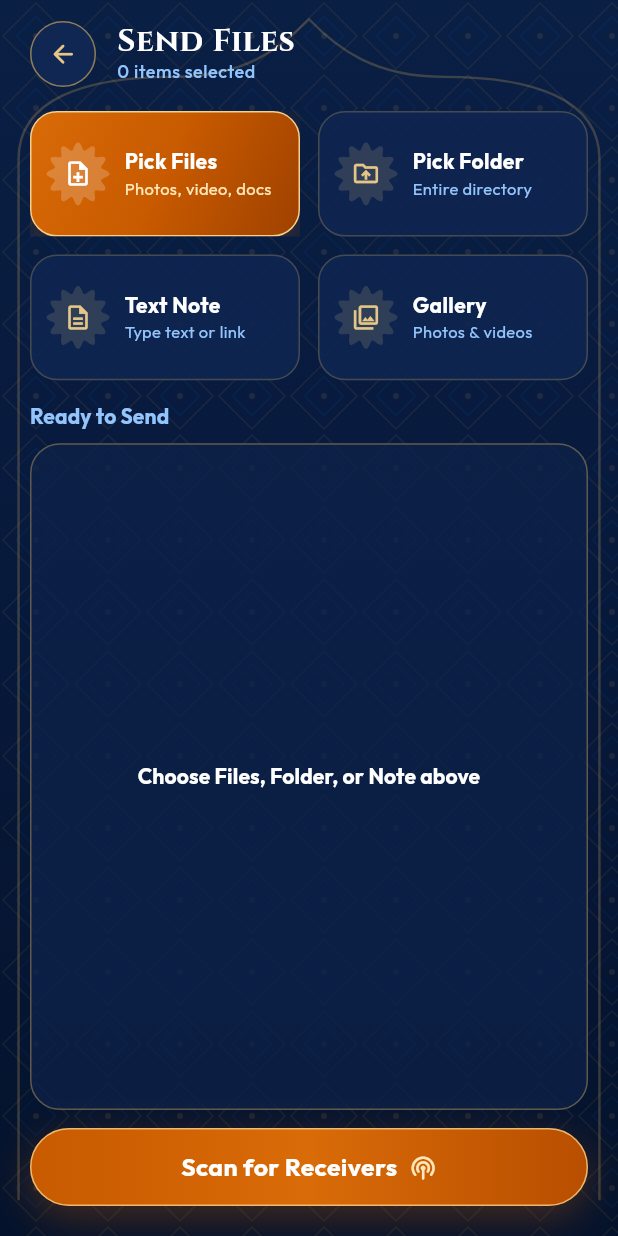
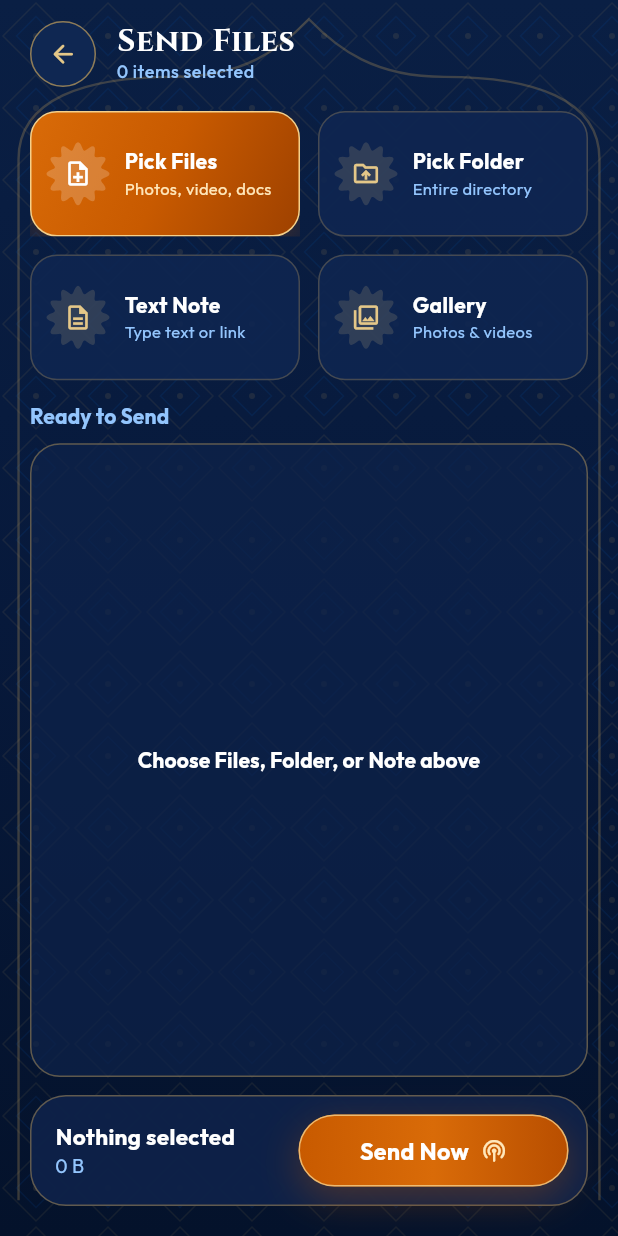
Before and after one commit to AaravManatwal/Vega, a Flutter app: the HomeScreen screen opened directly, after a tap on "Send", on a phone screen of 412 x 824 dp. Run offline on Flutter 3.47's test engine with Material 3 defaults, Android fonts, the phone set to English and light mode, and no system bars; our stand-ins replace convert, device_info_plus, file_picker, flutter_local_notifications, flutter_riverpod, permission_handler and 4 more; missing offline and left inert: bonsoir, cryptography, cryptography_flutter, flutter_foreground_task, mobile_scanner; accounts and stored records are empty.

Commit message:
UI: tabular numerals, completion celebration, staggered lists, selection dock, photo thumbnails
Co-Authored-By: Claude Sonnet 5.5 <noreply@anthropic.com>
Claude-Session: https://claude.ai/code/session_019UtEejS78rJ7NeDAo88zDp

```diff
--- a/flutter_app/lib/screens/history_settings_screens.dart
+++ b/flutter_app/lib/screens/history_settings_screens.dart
@@ -1,4 +1,5 @@
 import 'package:flutter/material.dart';
+import '../widgets/heritage/motion_widgets.dart';
 import 'package:flutter_riverpod/flutter_riverpod.dart';
 import '../l10n/vega_strings.dart';
 import '../models/transfer_models.dart';
@@ -191,7 +192,7 @@ class _HistoryScreenState extends ConsumerState<HistoryScreen> {
                       final tint = !ok
                           ? const Color(0xFFEF4444)
                           : (isSend ? VegaColors.saffron : VegaColors.success);
-                      return HeritagePanel(
+                      return StaggerIn(index: i, child: HeritagePanel(
                         tile: true,
                         radius: 18,
                         padding: const EdgeInsets.all(14),
@@ -254,7 +255,7 @@ class _HistoryScreenState extends ConsumerState<HistoryScreen> {
                             ),
                           ],
                         ),
-                      );
+                      ));
                     },
                   ),
           ),
--- a/flutter_app/lib/screens/send_screen.dart
+++ b/flutter_app/lib/screens/send_screen.dart
@@ -2,6 +2,7 @@ import 'dart:ui' show FontFeature;
 import 'dart:io';
 import 'package:file_picker/file_picker.dart';
 import 'package:flutter/material.dart';
+import '../widgets/heritage/motion_widgets.dart';
 import '../widgets/heritage/scallop_badge.dart';
 import 'package:flutter/services.dart';
 import 'package:flutter_riverpod/flutter_riverpod.dart';
@@ -321,6 +322,10 @@ class _SendScreenState extends ConsumerState<SendScreen> {
     final pal = HeritagePalette.of(context);
     final text = Theme.of(context).textTheme;
     final selectedCount = _selectedIndices.length;
+    var selectedBytes = 0;
+    for (final i in _selectedIndices) {
+      selectedBytes += _items[i].size;
+    }
 
     final visible = <int>[
       for (var i = 0; i < _items.length; i++)
@@ -521,7 +526,7 @@ class _SendScreenState extends ConsumerState<SendScreen> {
                                   final idx = visible[i];
                                   final item = _items[idx];
                                   final checked = _selectedIndices.contains(idx);
-                                  return HeritagePanel(
+                                  return StaggerIn(index: i, child: HeritagePanel(
                                     tile: true,
                                     highlight: checked,
                                     radius: 18,
@@ -551,7 +556,24 @@ class _SendScreenState extends ConsumerState<SendScreen> {
                                             color: checked ? null : pal.field,
                                             border: Border.all(color: pal.softBorder),
                                           ),
-                                          child: Icon(
+                                          child: item.kind == _CategoryKind.photos
+                                              ? ClipRRect(
+                                                  borderRadius: BorderRadius.circular(11),
+                                                  child: Image.file(
+                                                    File(item.path),
+                                                    fit: BoxFit.cover,
+                                                    // Small decode size keeps memory flat on big photo lists;
+                                                    // Flutter's image cache keeps recent ones.
+                                                    cacheWidth: 120,
+                                                    gaplessPlayback: true,
+                                                    errorBuilder: (_, __, ___) => Icon(
+                                                      _iconFor(item.kind),
+                                                      size: 20,
+                                                      color: pal.textMuted,
+                                                    ),
+                                                  ),
+                                                )
+                                              : Icon(
                                                   _iconFor(item.kind),
                                                   size: 20,
                                                   color: checked ? Colors.white : pal.textMuted,
@@ -599,7 +621,7 @@ class _SendScreenState extends ConsumerState<SendScreen> {
                                         ),
                                       ],
                                     ),
-                                  );
+                                  ));
                                 },
                               ),
                       ),
@@ -607,11 +629,45 @@ class _SendScreenState extends ConsumerState<SendScreen> {
                   ),
           ),
           const SizedBox(height: 12),
-          SaffronButton(
-            label: s.t('Scan for Receivers', 'रिसीवर खोजें'),
+          HeritagePanel(
+            padding: const EdgeInsets.fromLTRB(16, 12, 12, 12),
+            child: Row(
+              children: [
+                Expanded(
+                  child: Column(
+                    crossAxisAlignment: CrossAxisAlignment.start,
+                    mainAxisSize: MainAxisSize.min,
+                    children: [
+                      Text(
+                        selectedCount == 0
+                            ? s.t('Nothing selected', 'कुछ चुना नहीं')
+                            : s.t('$selectedCount selected', '$selectedCount चुनी गईं'),
+                        style: TextStyle(
+                            color: pal.text, fontWeight: FontWeight.w700, fontSize: 15),
+                      ),
+                      Text(
+                        formatBytes(selectedBytes),
+                        style: TextStyle(
+                          color: pal.textMuted,
+                          fontSize: 13,
+                          fontFeatures: const [FontFeature.tabularFigures()],
+                        ),
+                      ),
+                    ],
+                  ),
+                ),
+                SizedBox(
+                  width: 180,
+                  child: SaffronButton(
+                    label: s.t('Send Now', 'अभी भेजें'),
                     icon: Icons.podcasts_rounded,
-            fontSize: 16.5,
+                    fontSize: 15.5,
+                    height: 48,
                     onPressed: () => _openRadar(s),
+                  ),
+                ),
+              ],
+            ),
           ),
         ],
       ),
--- a/flutter_app/lib/screens/transfer_progress_screen.dart
+++ b/flutter_app/lib/screens/transfer_progress_screen.dart
@@ -5,6 +5,7 @@ import '../models/transfer_models.dart';
 import '../state/app_state.dart';
 import '../widgets/heritage/heritage_page.dart';
 import '../widgets/heritage/mini_transfer_bar.dart';
+import '../widgets/heritage/motion_widgets.dart';
 import '../widgets/heritage/heritage_palette.dart';
 import '../widgets/heritage/heritage_panel.dart';
 import '../widgets/heritage/saffron_button.dart';
@@ -78,7 +79,9 @@ class TransferProgressScreen extends ConsumerWidget {
           children: [
             const SizedBox(height: 10),
             Center(
-              child: ProgressRing(
+              child: done
+                  ? const CompletionBurst(size: 240)
+                  : ProgressRing(
                 hindi: hi,
                 progress: task.progress,
                 speedBytesPerSec: done ? 0 : task.speedBytesPerSec,
```
Also changed, not shown: flutter_app/lib/theme/vega_components.dart (+20 -0 lines), flutter_app/lib/widgets/heritage/motion_widgets.dart (added, +117 -0 lines). Lines whose indentation alone changed are shown as unchanged.
